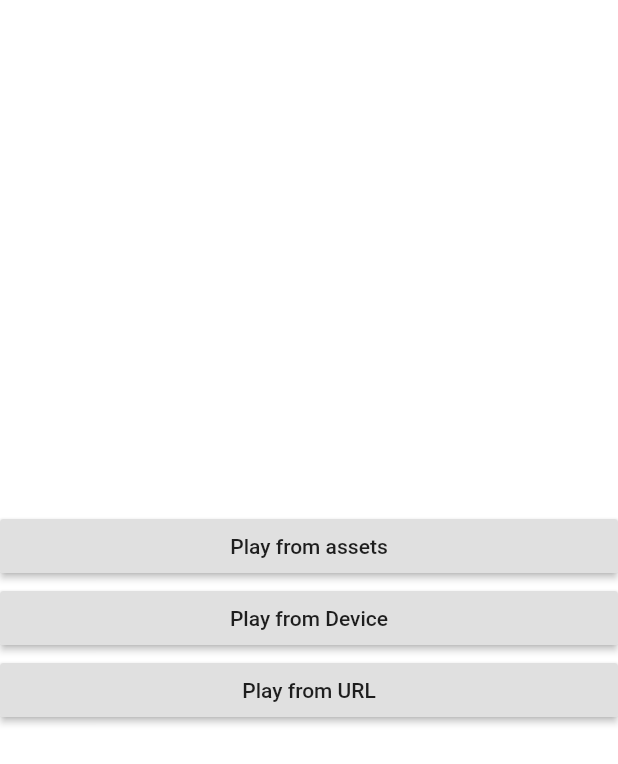
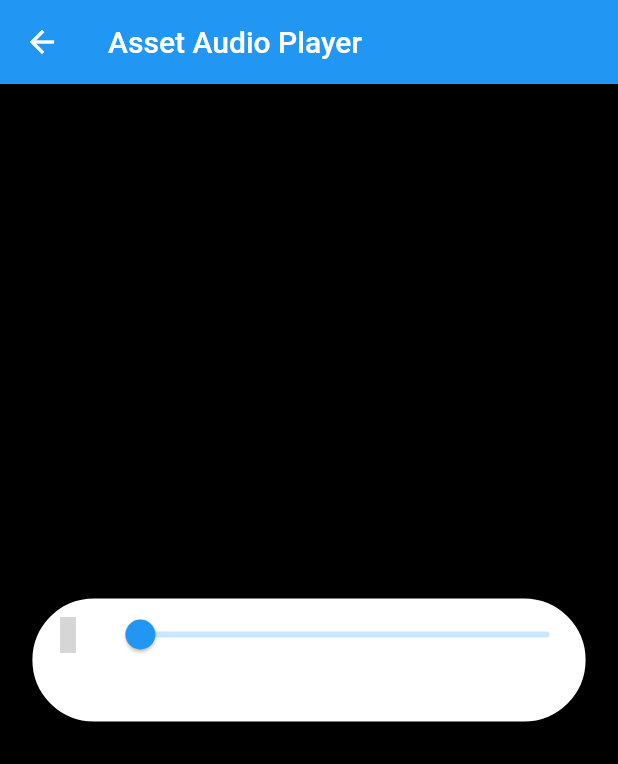
Before and after one commit to 1207roy/flutter_demo_collection, a Flutter app: the screen it shows after launch, after a tap on "Play from assets", on a phone screen of 412 x 824 dp. Shown: the top 764 px of the screen. Run offline on Flutter 3.47's test engine with Material 2 defaults, Android fonts, the phone set to English and light mode, and no system bars; our stand-ins replace audioplayers, bloc, cloud_firestore, equatable, file_picker, firebase_auth and 8 more; missing offline and left inert: equatabl e, firebase_admob; accounts and stored records are empty; statements that could not run were skipped; grey boxes are pictures that could not be loaded.

Commit message:
code added for audio play demo
Still face an error on disposing widget state

```diff
--- /dev/null
+++ b/flutter_audio_play_demo/lib/audio_asset.dart
@@ -0,0 +1,203 @@
+import 'dart:async';
+
+import 'package:audioplayers/audio_cache.dart';
+import 'package:audioplayers/audioplayers.dart';
+import 'package:flutter/material.dart';
+
+class AudioAssets extends StatefulWidget {
+  final String _audioFile;
+
+  AudioAssets({@required audioFile})
+      : _audioFile = audioFile,
+        assert(audioFile != null);
+
+  @override
+  _AudioAssetsState createState() => _AudioAssetsState();
+}
+
+class _AudioAssetsState extends State<AudioAssets> {
+  static AudioPlayer audioPlayer = AudioPlayer();
+  AudioCache audioPlayerCache = AudioCache(fixedPlayer: audioPlayer);
+
+  StreamSubscription _positionSubscription;
+  StreamSubscription _playerStateSubscription;
+
+  bool isStarted = false;
+  ValueNotifier<Duration> _totalDuration;
+  ValueNotifier<Duration> _currentDuration;
+  ValueNotifier<bool> isPlaying;
+
+  startPlaying() async {
+    if (!isStarted) {
+      await audioPlayerCache.play(widget._audioFile);
+      isStarted = true;
+    } else
+      await audioPlayer.resume();
+  }
+
+  void seekToSecond(int second) {
+    Duration newDuration = Duration(seconds: second);
+    audioPlayer.seek(newDuration);
+  }
+
+  @override
+  void initState() {
+    super.initState();
+
+    _totalDuration = ValueNotifier<Duration>(new Duration());
+    _currentDuration = ValueNotifier<Duration>(new Duration());
+    isPlaying = ValueNotifier<bool>(false);
+
+    _positionSubscription = audioPlayer.onAudioPositionChanged.listen((Duration p) async {
+      _totalDuration.value = Duration(
+        milliseconds: (await audioPlayer.getDuration()),
+      );
+      _currentDuration.value = p;
+
+      print('Current duraion: $p');
+      print('totla duration: ${_currentDuration.value}');
+
+      double progress;
+      if (_currentDuration.value == null || _totalDuration.value == null) {
+        progress = 0.0;
+      } else {
+        progress = (_currentDuration.value.inMilliseconds) /
+            _totalDuration.value.inMilliseconds;
+      }
+      print(progress);
+    });
+
+    _playerStateSubscription = audioPlayer.onPlayerStateChanged.listen((AudioPlayerState state) {
+      print("AudioPlayerState: $state");
+      if (state == AudioPlayerState.PLAYING) {
+        isPlaying.value = true;
+      } else {
+//        if (mounted) {
+        isPlaying.value = false;
+//        }
+      }
+    });
+  }
+
+  @override
+  void dispose() async {
+    await audioPlayer?.release();
+    await audioPlayer?.dispose();
+    _positionSubscription?.cancel();
+    _playerStateSubscription?.cancel();
+    super.dispose();
+  }
+
+  @override
+  Widget build(BuildContext context) {
+    AppBar appBar = AppBar(
+      title: Text("Asset Audio Player"),
+    );
+
+    Widget _btnPlayPause = ValueListenableBuilder(
+        valueListenable: isPlaying,
+        builder: (context, value, child) {
+          return IconButton(
+            icon: Icon(
+              value ? Icons.pause : Icons.play_arrow,
+            ),
+            onPressed: () {
+              value ? audioPlayer.pause() : startPlaying();
+              isPlaying.value = !isPlaying.value;
+            },
+          );
+        },
+      );
+
+    Widget _audioSlider = ValueListenableBuilder(
+        valueListenable: _currentDuration,
+        builder: (_, Duration currentDuration, ___) {
+          return Slider(
+            value: currentDuration.inSeconds.toDouble(),
+            min: 0.0,
+            max: _totalDuration.value.inSeconds.toDouble(),
+            onChanged: (double targetValue) {
+              seekToSecond(targetValue.toInt());
+            },
+          );
+        },
+      );
+
+    Widget _audioTimeLabels = Row(
+      crossAxisAlignment: CrossAxisAlignment.end,
+      children: <Widget>[
+        ValueListenableBuilder(
+          valueListenable: _currentDuration,
+          builder: (context, value, child) {
+            if (isStarted) {
+              return Text(_getDurationInMMSS(value));
+            } else {
+              return Text("");
+            }
+          },
+        ),
+        Spacer(),
+        ValueListenableBuilder(
+          valueListenable: _totalDuration,
+          builder: (context, value, child) {
+            if (isStarted) {
+              return Text(_getDurationInMMSS(value));
+            } else {
+              return Text("");
+            }
+          },
+        ),
+      ],
+    );
+
+    return Scaffold(
+      appBar: appBar,
+      body: Container(
+        color: Colors.black,
+        child: Center(
+          child: FractionallySizedBox(
+            widthFactor: 0.9,
+            child: Container(
+              height: appBar.preferredSize.height * 1.5,
+              decoration: BoxDecoration(
+                color: Colors.white,
+                borderRadius:
+                    BorderRadius.circular(appBar.preferredSize.height),
+                border: Border.all(color: Colors.black),
+              ),
+              child: Center(
+                child: Column(
+                  crossAxisAlignment: CrossAxisAlignment.center,
+                  children: <Widget>[
+                    Row(
+                      children: <Widget>[
+                        _btnPlayPause,
+                        Expanded(child: _audioSlider),
+                      ],
+                    ),
+                    _audioTimeLabels,
+                  ],
+                ),
+              ),
+            ),
+          ),
+        ),
+      ),
+    );
+  }
+
+  String _getDurationInMMSS(Duration duration) {
+    String twoDigits(int n) {
+      return n.toString().padLeft(2, '0');
+    }
+
+    int hour = duration.inHours;
+    int minutes = duration.inMinutes.remainder(60);
+    int seconds = duration.inSeconds.remainder(60);
+    if (hour > 0) {
+      return "${twoDigits(hour)}:${twoDigits(minutes)}:${twoDigits(seconds)}";
+    } else {
+      return "${twoDigits(minutes)}:${twoDigits(seconds)}";
+    }
+  }
+}
--- a/flutter_audio_play_demo/lib/main.dart
+++ b/flutter_audio_play_demo/lib/main.dart
@@ -1,4 +1,11 @@
+import 'dart:io';
+
+import 'package:file_picker/file_picker.dart';
 import 'package:flutter/material.dart';
+
+import 'audio_asset.dart';
+import 'audio_local.dart';
+import 'audio_remote.dart';
 
 void main() {
   runApp(MyApp());
@@ -24,6 +31,8 @@ class MyHomePage extends StatefulWidget {
 }
 
 class _MyHomePageState extends State<MyHomePage> {
+  String audioURL =
+      "https://www.soundhelix.com/examples/mp3/SoundHelix-Song-1.mp3";
 
   @override
   Widget build(BuildContext context) {
@@ -48,9 +57,32 @@ class _MyHomePageState extends State<MyHomePage> {
     );
   }
 
-  _onPressedAssetPlay() {}
+  _onPressedAssetPlay() {
+    Navigator.push(
+        context,
+        MaterialPageRoute(
+          builder: (context) => AudioAssets(audioFile: 'audio.mp3'),
+        ));
+  }
 
-  _onPressedLocalPlay(BuildContext context) {}
+  _onPressedLocalPlay(BuildContext context) async {
+    File audioFile = await FilePicker.getFile(type: FileType.audio);
+    if (audioFile == null) {
+      print("Audio Picked is null");
+    } else {
+      Navigator.push(
+          context,
+          MaterialPageRoute(
+            builder: (context) => AudioLocal(audioFile: audioFile),
+          ));
+    }
+  }
 
-  _onPressedRemotePlay() {}
+  _onPressedRemotePlay() {
+    Navigator.push(
+        context,
+        MaterialPageRoute(
+          builder: (context) => AudioRemote(audioURL: audioURL),
+        ));
+  }
 }
--- a/flutter_audio_play_demo/pubspec.yaml
+++ b/flutter_audio_play_demo/pubspec.yaml
@@ -21,6 +21,9 @@ environment:
   sdk: ">=2.7.0 <3.0.0"
 
 dependencies:
+  audioplayers: ^0.15.1
+  file_picker: ^1.9.0+1
+
   flutter:
     sdk: flutter
 
@@ -44,6 +47,8 @@ flutter:
   # the material Icons class.
   uses-material-design: true
 
+  assets:
+    - assets/
   # To add assets to your application, add an assets section, like this:
   # assets:
   #   - images/a_dot_burr.jpeg
```
Also changed, not shown: flutter_audio_play_demo/lib/audio_local.dart (added, +202 -0 lines), flutter_audio_play_demo/lib/audio_remote.dart (added, +201 -0 lines), flutter_audio_play_demo/pubspec.lock, 2 other files.
